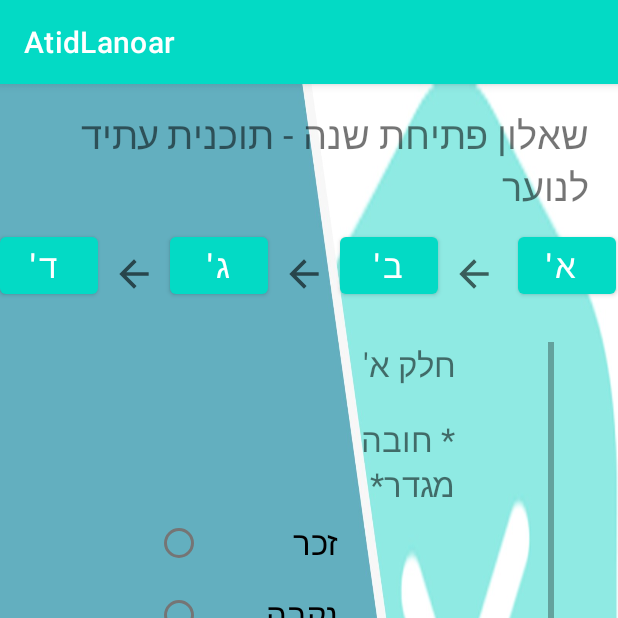
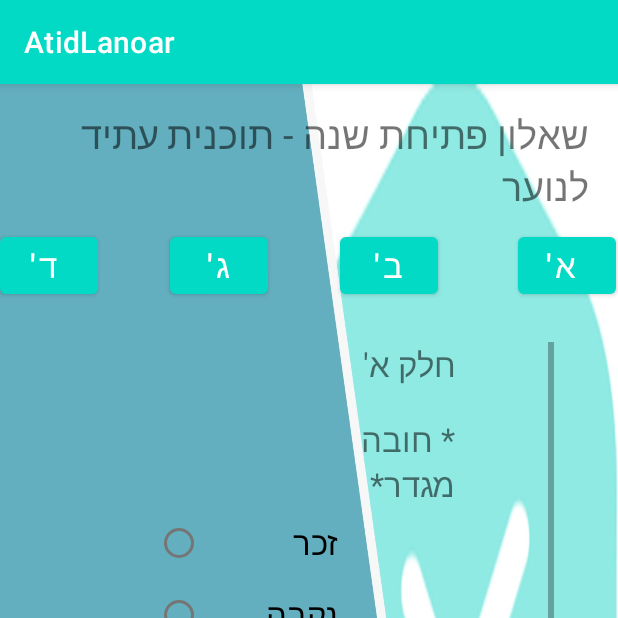
Before and after one commit to rivkaba/AtidLanoar, an Android app: the Opening_questionnaire screen opened directly, with no data from a screen before it, after a tap on "לשאלון", on a phone screen of 412 x 824 dp, the top half of it. Run offline under Robolectric (Android 15) with nearby library versions, the phone set to English and light mode, and no system bars; our stand-ins replace Firebase (no records; nobody signed in at launch, a user with empty details on screens opened directly).

Commit message:
opening buttons visibility

```diff
--- a/app/src/main/java/com/rivkaba/atidlanoar/Opening_questionnaire.java
+++ b/app/src/main/java/com/rivkaba/atidlanoar/Opening_questionnaire.java
@@ -9,7 +9,7 @@ import android.view.View;
 import android.widget.AdapterView;
 import android.widget.ArrayAdapter;
 import android.widget.Button;
-import android.widget.ProgressBar;
+import android.widget.ImageView;
 import android.widget.ScrollView;
 import android.widget.SeekBar;
 import android.widget.Spinner;
@@ -36,8 +36,14 @@ public class Opening_questionnaire extends AppCompatActivity {
     private TextView textView4;
     private  TextView textView5;
     private  Button questionnaire;
-    private   ScrollView scrollView;
-
+    private   ScrollView scrollView1;
+    private  Button p1;
+    private  Button p2;
+    private  Button p3;
+    private  Button p4;
+    private ImageView image1;
+    private ImageView image2;
+    private ImageView image3;
     @Override
     protected void onCreate(Bundle savedInstanceState) {
         super.onCreate(savedInstanceState);
@@ -156,23 +162,41 @@ public class Opening_questionnaire extends AppCompatActivity {
          textView4=(TextView) findViewById(R.id.textView4);
          textView5=(TextView) findViewById(R.id.textView5);
          questionnaire=(Button) findViewById(R.id.questionnaire);
-         scrollView=(ScrollView) findViewById(R.id.ScrollViewQuestionnaire);
-
+         scrollView1=(ScrollView) findViewById(R.id.ScrollViewQuestionnaire1);
+         p1=(Button) findViewById(R.id.p1);
+                 p2=(Button) findViewById(R.id.p2);
+                 p3=(Button) findViewById(R.id.p3);
+                 p4=(Button) findViewById(R.id.p4);
+                 image1=(ImageView) findViewById(R.id.image1);
+        image2=(ImageView) findViewById(R.id.image2);
+        image3=(ImageView) findViewById(R.id.image3);
+p1.setVisibility(view.VISIBLE);
+        p2.setVisibility(view.VISIBLE);
+        p3.setVisibility(view.VISIBLE);
+                p4.setVisibility(view.VISIBLE);
         textView1.setVisibility(view.INVISIBLE);
         textView2.setVisibility(view.INVISIBLE);
         textView3.setVisibility(view.INVISIBLE);
         textView4.setVisibility(view.INVISIBLE);
         textView5.setVisibility(view.INVISIBLE);
         questionnaire.setVisibility(view.INVISIBLE);
-        scrollView.setVisibility(view.VISIBLE);
+        scrollView1.setVisibility(view.VISIBLE);
 
+    }
+    //part 1
+    public void P1(View view) {
+        scrollView1.setVisibility(view.VISIBLE);
     }
 //part 2
     public void P2 (View view) {
-        scrollView.setVisibility(view.INVISIBLE);
+        scrollView1.setVisibility(view.INVISIBLE);
 
     }
-
+    //part 3
     public void P3(View view) {
     }
+    //part 4
+    public void P4(View view) {
+    }
+
 }
--- a/app/src/main/res/layout/activity_main.xml
+++ b/app/src/main/res/layout/activity_main.xml
@@ -23,7 +23,7 @@
         android:textSize="22dp"/>
 
     <Button
-        android:id="@+id/button2"
+        android:id="@+id/p4"
         android:layout_width="131dp"
         android:layout_height="51dp"
         android:layout_marginTop="60dp"
--- a/app/src/main/res/layout/activity_opening_questionnaire.xml
+++ b/app/src/main/res/layout/activity_opening_questionnaire.xml
@@ -91,85 +91,91 @@
         tools:ignore="OnClick" />
 
     <Button
-        android:id="@+id/button2"
+        android:id="@+id/p4"
         android:layout_width="65dp"
         android:layout_height="50dp"
         android:onClick="P4"
         android:text=" ד'"
         android:textSize="22sp"
-        android:visibility="visible"
+        android:visibility="invisible"
         app:layout_constraintStart_toStartOf="parent"
         app:layout_constraintTop_toBottomOf="@+id/textView16"
         tools:ignore="OnClick" />
 
     <ImageView
-        android:id="@+id/imageView"
+        android:id="@+id/image1"
         android:layout_width="44dp"
         android:layout_height="29dp"
         android:layout_marginStart="2dp"
         android:layout_marginTop="16dp"
-        app:layout_constraintStart_toEndOf="@+id/button22"
+        android:visibility="invisible"
+        app:layout_constraintStart_toEndOf="@+id/p2"
         app:layout_constraintTop_toBottomOf="@+id/textView16"
         app:srcCompat="?attr/homeAsUpIndicator" />
 
     <Button
-        android:id="@+id/button21"
+        android:id="@+id/p3"
         android:layout_width="65dp"
         android:layout_height="50dp"
         android:layout_marginStart="2dp"
         android:onClick="P3"
         android:text="ג'"
         android:textSize="22sp"
-        app:layout_constraintStart_toEndOf="@+id/imageVi"
+        android:visibility="invisible"
+        app:layout_constraintStart_toEndOf="@+id/image3"
         app:layout_constraintTop_toBottomOf="@+id/textView16" />
 
     <ImageView
-        android:id="@+id/imageVie"
+        android:id="@+id/image2"
         android:layout_width="44dp"
         android:layout_height="29dp"
         android:layout_marginStart="2dp"
         android:layout_marginTop="16dp"
-        app:layout_constraintStart_toEndOf="@+id/button21"
+        android:visibility="invisible"
+        app:layout_constraintStart_toEndOf="@+id/p3"
         app:layout_constraintTop_toBottomOf="@+id/textView16"
         app:srcCompat="?attr/homeAsUpIndicator" />
 
     <Button
-        android:id="@+id/button22"
+        android:id="@+id/p2"
         android:layout_width="65dp"
         android:layout_height="50dp"
         android:layout_marginStart="2dp"
         android:onClick="P2"
         android:text="ב'"
         android:textSize="22dp"
-        app:layout_constraintStart_toEndOf="@+id/imageVie"
+        android:visibility="invisible"
+        app:layout_constraintStart_toEndOf="@+id/image2"
         app:layout_constraintTop_toBottomOf="@+id/textView16" />
 
     <ImageView
-        android:id="@+id/imageVi"
+        android:id="@+id/image3"
         android:layout_width="44dp"
         android:layout_height="29dp"
         android:layout_marginStart="2dp"
         android:layout_marginTop="16dp"
-        app:layout_constraintStart_toEndOf="@+id/button2"
+        android:visibility="invisible"
+        app:layout_constraintStart_toEndOf="@+id/p4"
         app:layout_constraintTop_toBottomOf="@+id/textView16"
         app:srcCompat="?attr/homeAsUpIndicator" />
 
     <Button
-        android:id="@+id/button23"
+        android:id="@+id/p1"
         android:layout_width="65dp"
         android:layout_height="50dp"
         android:layout_marginStart="2dp"
         android:onClick="P1"
         android:text=" א'"
         android:textSize="22sp"
+        android:visibility="invisible"
         app:layout_constraintEnd_toEndOf="parent"
         app:layout_constraintHorizontal_bias="0.842"
-        app:layout_constraintStart_toEndOf="@+id/imageView"
+        app:layout_constraintStart_toEndOf="@+id/image1"
         app:layout_constraintTop_toBottomOf="@+id/textView16"
         tools:ignore="OnClick" />
 
     <ScrollView
-        android:id="@+id/ScrollViewQuestionnaire"
+        android:id="@+id/ScrollViewQuestionnaire1"
         android:layout_width="266dp"
         android:layout_height="462dp"
         android:layout_marginStart="60dp"
```
